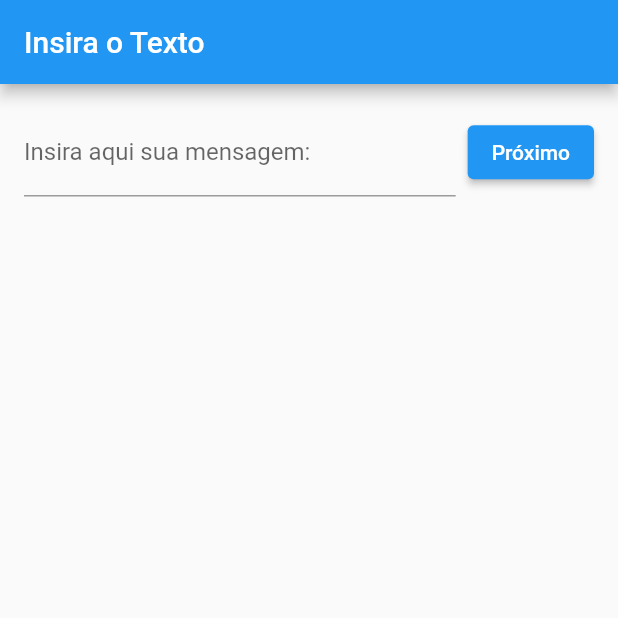
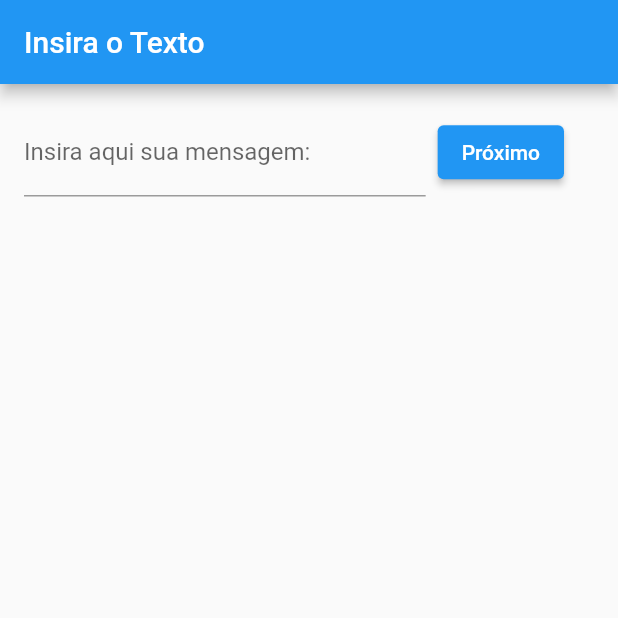
Before and after one commit to brunomb91/simple_app, a Flutter app: the screen it shows after launch, on a phone screen of 412 x 824 dp, the top half of it. Run offline on Flutter 3.47's test engine with Material 2 defaults, Android fonts, the phone set to English and light mode, and no system bars.

Commit message:
Correção de erros

```diff
--- a/lib/main.dart
+++ b/lib/main.dart
@@ -1,7 +1,7 @@
 import 'package:flutter/material.dart';
 
 void main() {
-  runApp(const MaterialApp(
+  runApp(MaterialApp(
     title: 'Navigation Basics',
     home: FirstRoute(),
     debugShowCheckedModeBanner: false,
@@ -9,8 +9,8 @@ void main() {
 }
 
 class FirstRoute extends StatelessWidget {
-  const FirstRoute({Key? key}) : super(key: key);
-  TextEditingController get contr => TextEditingController();
+  FirstRoute({Key? key}) : super(key: key);
+  final TextEditingController controller = TextEditingController();
 
   @override
   Widget build(BuildContext context) {
@@ -27,7 +27,7 @@ class FirstRoute extends StatelessWidget {
               children: [
                 Expanded(
                     child: TextField(
-                  controller: contr,
+                  controller: controller,
                   decoration:
                       InputDecoration(labelText: "Insira aqui sua mensagem: "),
                 )),
@@ -41,10 +41,13 @@ class FirstRoute extends StatelessWidget {
                       context,
                       MaterialPageRoute(
                           builder: (context) => SecondRoute(
-                                word: contr.text,
+                                word: controller.text,
                               )),
                     );
                   },
+                ),
+                SizedBox(
+                  width: 20,
                 ),
               ],
             ),
```
